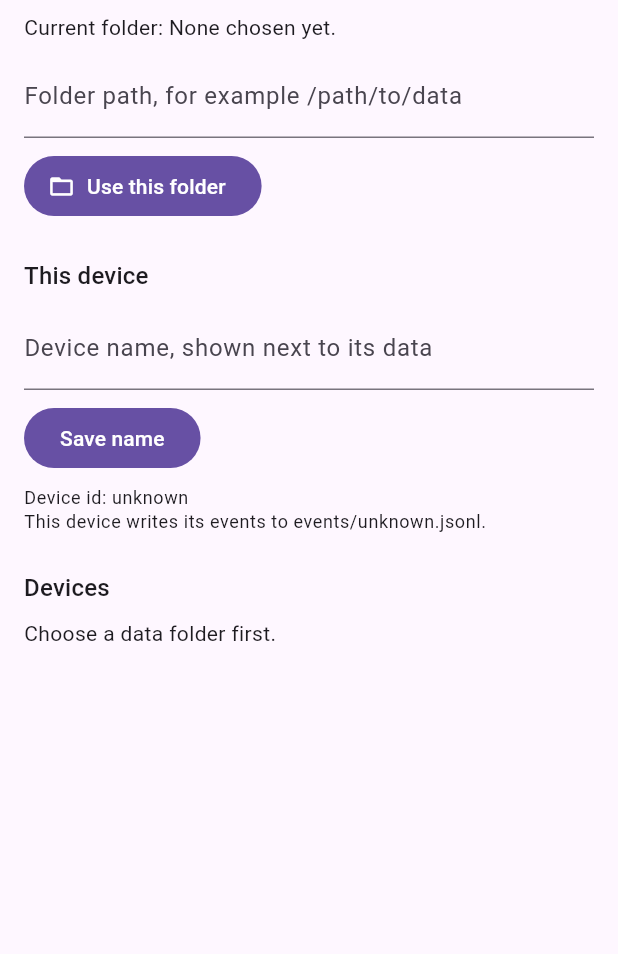
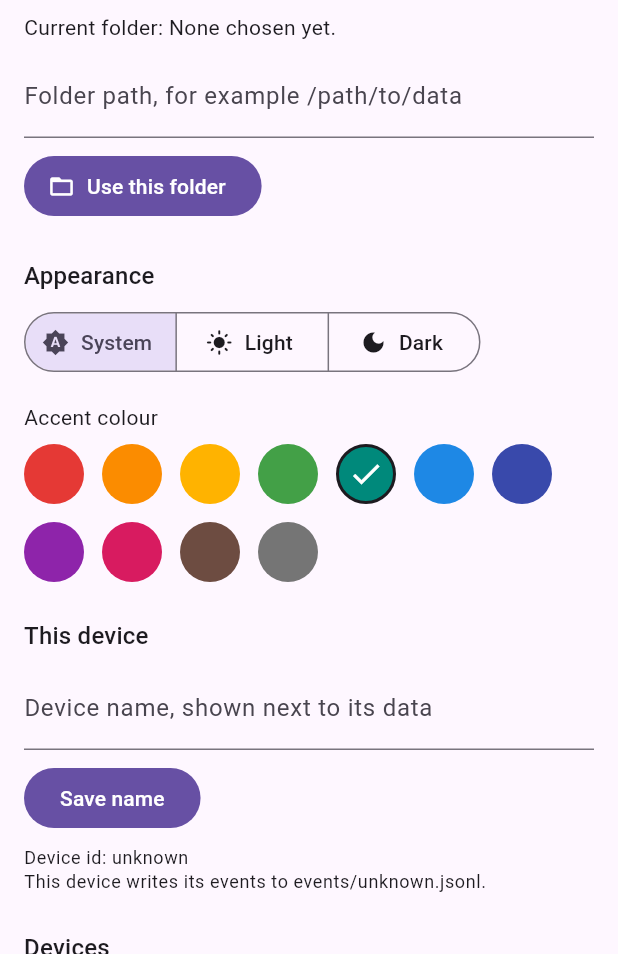
Before and after one commit to Kazutadashi/ippo, a Flutter app: the SettingsScreen screen opened directly with empty values, on a phone screen of 412 x 824 dp, the part 282-1236 px from its top. Run offline on Flutter 3.47's test engine with Material 3 defaults, Android fonts, the phone set to English and light mode, and no system bars; our stand-ins replace material_ui.

Commit message:
Add tabbed main screen, dark mode, and accent colours
- the main screen is now a bottom navigation bar with one tab per
  module plus Settings; the app reopens on the tab used last, and each
  tab keeps its state while another is open
- Settings > Appearance: system, light or dark mode, and an accent
  colour from a row of swatches (default teal)
- theme, accent colour and last tab are saved in settings.json; older
  settings files without them still load

Co-Authored-By: Claude Opus 5.5 <noreply@anthropic.com>

```diff
--- a/lib/core/settings/app_settings.dart
+++ b/lib/core/settings/app_settings.dart
@@ -18,6 +18,9 @@ class AppSettings {
     required this.deviceId,
     required this.deviceName,
     required this.linuxDataFolderPath,
+    required this.themeMode,
+    required this.accentColor,
+    required this.lastScreen,
   });
 
   /// Creates settings for a fresh install: a new random device id and
@@ -27,6 +30,9 @@ class AppSettings {
       deviceId: generateUuidV7(),
       deviceName: defaultDeviceName,
       linuxDataFolderPath: null,
+      themeMode: null,
+      accentColor: null,
+      lastScreen: null,
     );
   }
 
@@ -44,15 +50,15 @@ class AppSettings {
       return null;
     }
     final deviceName = json['device_name'];
-    final linuxDataFolderPath = json['linux_data_folder_path'];
     return AppSettings(
       deviceId: deviceId,
       deviceName: deviceName is String && checkDeviceName(deviceName) == null
           ? deviceName
           : defaultDeviceName,
-      linuxDataFolderPath: linuxDataFolderPath is String
-          ? linuxDataFolderPath
-          : null,
+      linuxDataFolderPath: _textOrNull(json['linux_data_folder_path']),
+      themeMode: _textOrNull(json['theme_mode']),
+      accentColor: _textOrNull(json['accent_color']),
+      lastScreen: _textOrNull(json['last_screen']),
     );
   }
 
@@ -69,25 +75,42 @@ class AppSettings {
   /// chosen folder.
   final String? linuxDataFolderPath;
 
-  /// Returns a copy with a different device name.
-  AppSettings withDeviceName(String newDeviceName) => AppSettings(
-    deviceId: deviceId,
-    deviceName: newDeviceName,
-    linuxDataFolderPath: linuxDataFolderPath,
-  );
+  /// `system`, `light` or `dark`, or null for the default (system).
+  final String? themeMode;
 
-  /// Returns a copy with a different Linux data folder.
-  AppSettings withLinuxDataFolderPath(String newPath) => AppSettings(
-    deviceId: deviceId,
-    deviceName: deviceName,
-    linuxDataFolderPath: newPath,
-  );
+  /// The accent colour as `#RRGGBB`, or null for the default.
+  final String? accentColor;
+
+  /// The screen open when the app was last used: a module's name, or
+  /// `settings`. The app opens there again.
+  final String? lastScreen;
+
+  /// Returns a copy with the given values changed.
+  AppSettings copyWith({
+    String? deviceName,
+    String? linuxDataFolderPath,
+    String? themeMode,
+    String? accentColor,
+    String? lastScreen,
+  }) {
+    return AppSettings(
+      deviceId: deviceId,
+      deviceName: deviceName ?? this.deviceName,
+      linuxDataFolderPath: linuxDataFolderPath ?? this.linuxDataFolderPath,
+      themeMode: themeMode ?? this.themeMode,
+      accentColor: accentColor ?? this.accentColor,
+      lastScreen: lastScreen ?? this.lastScreen,
+    );
+  }
 
   /// Turns the settings into JSON for `settings.json`.
   Map<String, Object?> toJson() => {
     'device_id': deviceId,
     'device_name': deviceName,
     'linux_data_folder_path': linuxDataFolderPath,
+    'theme_mode': themeMode,
+    'accent_color': accentColor,
+    'last_screen': lastScreen,
   };
 }
 
@@ -105,3 +128,6 @@ String? checkDeviceName(String name) {
   }
   return null;
 }
+
+/// Returns [value] if it is text, otherwise null.
+String? _textOrNull(Object? value) => value is String ? value : null;
--- /dev/null
+++ b/lib/core/settings/appearance_section.dart
@@ -0,0 +1,117 @@
+// SPDX-License-Identifier: GPL-3.0-or-later
+
+/// The part of the settings screen for light or dark mode and the accent
+/// colour.
+library;
+
+import 'package:material_ui/material_ui.dart';
+
+import '../app_state.dart';
+import '../theme.dart';
+
+/// Lets the user pick light, dark or system mode, and an accent colour.
+class AppearanceSection extends StatelessWidget {
+  /// Creates the section.
+  const AppearanceSection({super.key, required this.appState});
+
+  /// The app-wide state, holding the saved choices.
+  final AppState appState;
+
+  @override
+  Widget build(BuildContext context) {
+    final settings = appState.settings;
+    final themeMode = parseThemeMode(settings?.themeMode);
+    final accent = parseAccentColor(settings?.accentColor);
+    return Column(
+      crossAxisAlignment: CrossAxisAlignment.start,
+      children: [
+        SegmentedButton<ThemeMode>(
+          segments: const [
+            ButtonSegment(
+              value: ThemeMode.system,
+              icon: Icon(Icons.brightness_auto),
+              label: Text('System'),
+            ),
+            ButtonSegment(
+              value: ThemeMode.light,
+              icon: Icon(Icons.light_mode),
+              label: Text('Light'),
+            ),
+            ButtonSegment(
+              value: ThemeMode.dark,
+              icon: Icon(Icons.dark_mode),
+              label: Text('Dark'),
+            ),
+          ],
+          selected: {themeMode},
+          showSelectedIcon: false,
+          onSelectionChanged: (choice) =>
+              appState.setThemeMode(choice.single.name),
+        ),
+        const SizedBox(height: 16),
+        const Text('Accent colour'),
+        const SizedBox(height: 8),
+        Wrap(
+          spacing: 12,
+          runSpacing: 12,
+          children: [
+            for (final choice in accentChoices)
+              _ColorSwatch(
+                choice: choice,
+                isSelected: choice.color.toARGB32() == accent.toARGB32(),
+                onTap: () =>
+                    appState.setAccentColor(accentColorToHex(choice.color)),
+              ),
+          ],
+        ),
+      ],
+    );
+  }
+}
+
+/// A round button filled with one accent colour; a tick marks the
+/// chosen one.
+class _ColorSwatch extends StatelessWidget {
+  const _ColorSwatch({
+    required this.choice,
+    required this.isSelected,
+    required this.onTap,
+  });
+
+  final AccentChoice choice;
+  final bool isSelected;
+  final VoidCallback onTap;
+
+  @override
+  Widget build(BuildContext context) {
+    // White or black tick, whichever is easier to see on this colour.
+    final tickColor =
+        ThemeData.estimateBrightnessForColor(choice.color) == Brightness.dark
+        ? Colors.white
+        : Colors.black;
+    return Semantics(
+      label: '${choice.name} accent colour',
+      selected: isSelected,
+      button: true,
+      child: InkWell(
+        onTap: onTap,
+        customBorder: const CircleBorder(),
+        child: Container(
+          width: 40,
+          height: 40,
+          decoration: BoxDecoration(
+            color: choice.color,
+            shape: BoxShape.circle,
+            border: Border.all(
+              color: isSelected
+                  ? Theme.of(context).colorScheme.onSurface
+                  : Colors.transparent,
+              width: 2,
+            ),
+          ),
+          child: isSelected ? Icon(Icons.check, color: tickColor) : null,
+        ),
+      ),
+    );
+  }
+}
--- a/lib/core/settings/settings_screen.dart
+++ b/lib/core/settings/settings_screen.dart
@@ -1,12 +1,13 @@
 // SPDX-License-Identifier: GPL-3.0-or-later
 
-/// The settings screen: data folder, this device's name, and the list
-/// of devices with when each was last seen.
+/// The settings screen: data folder, appearance, this device's name, and
+/// the list of devices with when each was last seen.
 library;
 
 import 'package:material_ui/material_ui.dart';
 
 import '../app_state.dart';
+import 'appearance_section.dart';
 import 'devices_section.dart';
 
 /// The settings screen.
@@ -38,6 +39,8 @@ class SettingsScreen extends StatelessWidget {
             ),
             const SizedBox(height: 8),
             _DataFolderSection(appState: appState),
+            const _SectionTitle('Appearance'),
+            AppearanceSection(appState: appState),
             const _SectionTitle('This device'),
             _DeviceNameSection(appState: appState),
             const _SectionTitle('Devices'),
--- /dev/null
+++ b/lib/core/theme.dart
@@ -0,0 +1,80 @@
+// SPDX-License-Identifier: GPL-3.0-or-later
+
+/// The app's look: light or dark, and the accent colour the user chose.
+library;
+
+import 'package:material_ui/material_ui.dart';
+
+/// One accent colour the user can pick.
+class AccentChoice {
+  /// Creates a choice named [name] with [color].
+  const AccentChoice(this.name, this.color);
+
+  /// The colour's name, read out by screen readers.
+  final String name;
+
+  /// The colour itself.
+  final Color color;
+}
+
+/// The accent colours offered in settings.
+const List<AccentChoice> accentChoices = [
+  AccentChoice('Red', Color(0xFFE53935)),
+  AccentChoice('Orange', Color(0xFFFB8C00)),
+  AccentChoice('Amber', Color(0xFFFFB300)),
+  AccentChoice('Green', Color(0xFF43A047)),
+  AccentChoice('Teal', Color(0xFF00897B)),
+  AccentChoice('Blue', Color(0xFF1E88E5)),
+  AccentChoice('Indigo', Color(0xFF3949AB)),
+  AccentChoice('Purple', Color(0xFF8E24AA)),
+  AccentChoice('Pink', Color(0xFFD81B60)),
+  AccentChoice('Brown', Color(0xFF6D4C41)),
+  AccentChoice('Grey', Color(0xFF757575)),
+];
+
+/// The accent colour until the user picks one.
+const Color defaultAccentColor = Color(0xFF00897B);
+
+/// Matches a colour written as `#RRGGBB`.
+final RegExp _hexColorPattern = RegExp(r'^#[0-9A-Fa-f]{6}$');
+
+/// Reads a colour saved by [accentColorToHex]. Returns
+/// [defaultAccentColor] if [hex] is missing or not a `#RRGGBB` colour.
+Color parseAccentColor(String? hex) {
+  if (hex == null || !_hexColorPattern.hasMatch(hex)) {
+    return defaultAccentColor;
+  }
+  final rgb = int.parse(hex.substring(1), radix: 16);
+  return Color(0xFF000000 | rgb);
+}
+
+/// Writes [color] as `#RRGGBB`, for saving in the settings file.
+String accentColorToHex(Color color) {
+  final rgb = color.toARGB32() & 0xFFFFFF;
+  return '#${rgb.toRadixString(16).padLeft(6, '0').toUpperCase()}';
+}
+
+/// Reads a theme mode saved by its name (`system`, `light` or `dark`).
+/// Anything else means [ThemeMode.system].
+ThemeMode parseThemeMode(String? name) {
+  for (final mode in ThemeMode.values) {
+    if (mode.name == name) {
+      return mode;
+    }
+  }
+  return ThemeMode.system;
+}
+
+/// Builds the app's theme from the [accent] colour, light or dark.
+///
+/// "Fidelity" keeps the main colour close to the chosen one, so picking
+/// orange really gives orange rather than a muted shade of it.
+ThemeData buildTheme(Color accent, Brightness brightness) {
+  return ThemeData(
+    colorScheme: ColorScheme.fromSeed(
+      seedColor: accent,
+      brightness: brightness,
+      dynamicSchemeVariant: DynamicSchemeVariant.fidelity,
+    ),
+  );
+}
--- a/lib/main.dart
+++ b/lib/main.dart
@@ -14,6 +14,7 @@ import 'core/app_state.dart';
 import 'core/home_screen.dart';
 import 'core/storage/data_folder.dart';
 import 'core/storage/settings_file.dart';
+import 'core/theme.dart';
 
 /// Starts the app.
 Future<void> main() async {
@@ -56,9 +57,21 @@ class IppoApp extends StatelessWidget {
 
   @override
   Widget build(BuildContext context) {
-    return MaterialApp(
-      title: 'Ippo',
-      home: HomeScreen(appState: appState),
+    // Rebuild when the settings change, so a new theme or accent colour
+    // shows at once.
+    return ListenableBuilder(
+      listenable: appState,
+      builder: (context, _) {
+        final settings = appState.settings;
+        final accent = parseAccentColor(settings?.accentColor);
+        return MaterialApp(
+          title: 'Ippo',
+          theme: buildTheme(accent, Brightness.light),
+          darkTheme: buildTheme(accent, Brightness.dark),
+          themeMode: parseThemeMode(settings?.themeMode),
+          home: HomeScreen(appState: appState),
+        );
+      },
     );
   }
 }
```
Also changed, not shown: lib/core/app_state.dart (+54 -10 lines), lib/core/home_screen.dart (+110 -72 lines), 2 other files.
